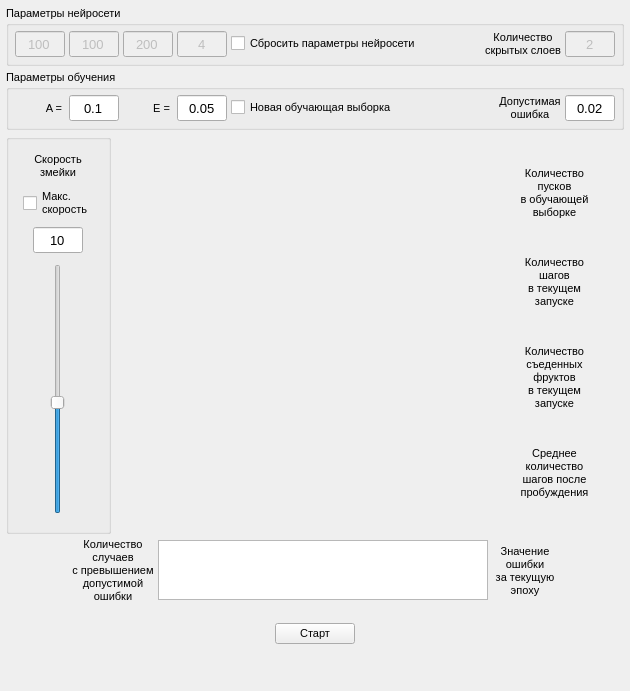
This is smartSnake/resources/MainWindow.ui in Max-Azarov/neuralNetSnake as Qt 5 draws it before an edit. The edited form follows.
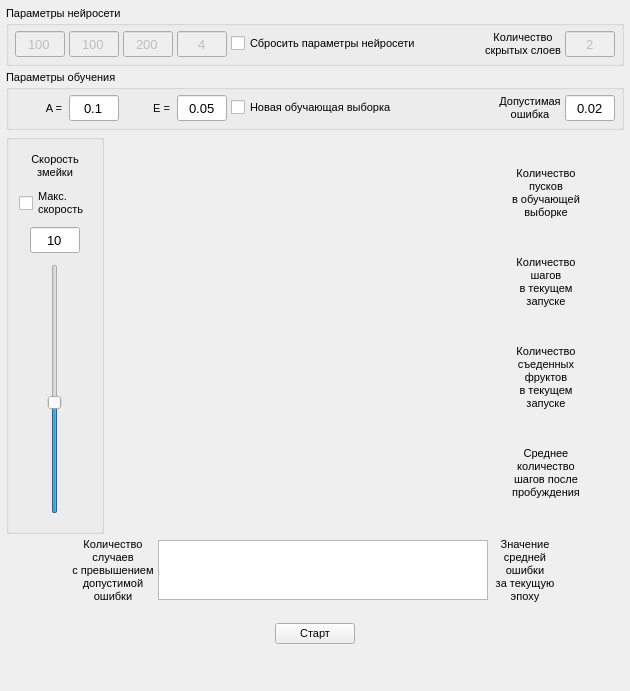
This is the edited form. Custom widgets are drawn as their Qt base class.

```diff
--- a/smartSnake/resources/MainWindow.ui
+++ b/smartSnake/resources/MainWindow.ui
@@ -875,13 +875,13 @@
            <widget class="QLabel" name="lblCountOfSets">
             <property name="minimumSize">
              <size>
-              <width>30</width>
+              <width>40</width>
               <height>15</height>
              </size>
             </property>
             <property name="maximumSize">
              <size>
-              <width>30</width>
+              <width>40</width>
               <height>20</height>
              </size>
             </property>
@@ -938,13 +938,13 @@
            <widget class="QLabel" name="lblCountOfSteps">
             <property name="minimumSize">
              <size>
-              <width>30</width>
+              <width>40</width>
               <height>15</height>
              </size>
             </property>
             <property name="maximumSize">
              <size>
-              <width>30</width>
+              <width>40</width>
               <height>20</height>
              </size>
             </property>
@@ -996,13 +996,13 @@
            <widget class="QLabel" name="lblCountOfEatenFruits">
             <property name="minimumSize">
              <size>
-              <width>30</width>
+              <width>40</width>
               <height>15</height>
              </size>
             </property>
             <property name="maximumSize">
              <size>
-              <width>30</width>
+              <width>40</width>
               <height>20</height>
              </size>
             </property>
@@ -1053,13 +1053,13 @@
            <widget class="QLabel" name="lblAverageCountOfSets">
             <property name="minimumSize">
              <size>
-              <width>30</width>
+              <width>40</width>
               <height>15</height>
              </size>
             </property>
             <property name="maximumSize">
              <size>
-              <width>30</width>
+              <width>40</width>
               <height>20</height>
              </size>
             </property>
@@ -1144,6 +1144,7 @@
         </property>
         <property name="text">
          <string>Значение
+средней
 ошибки
 за текущую
 эпоху</string>
```
